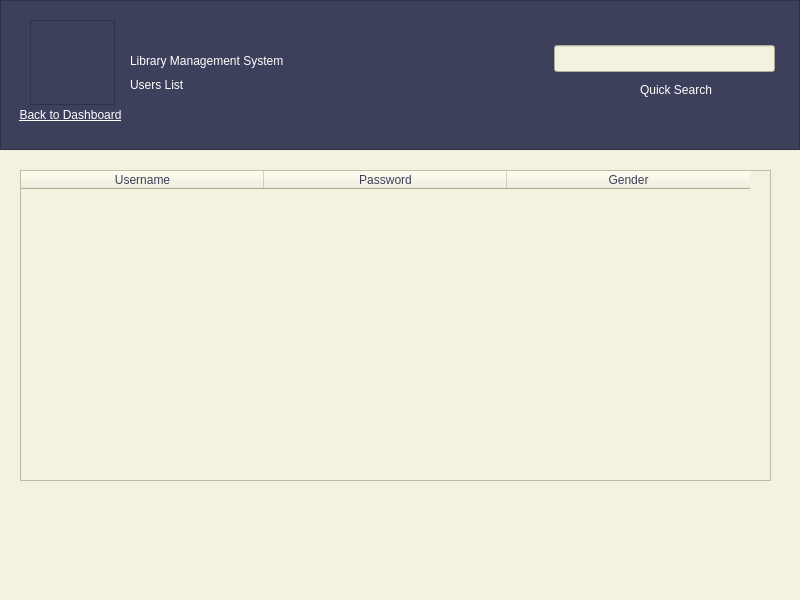
This is edit_user_profile.ui in kianmajl/Library as Qt 5 draws it before an edit. The edited form follows.
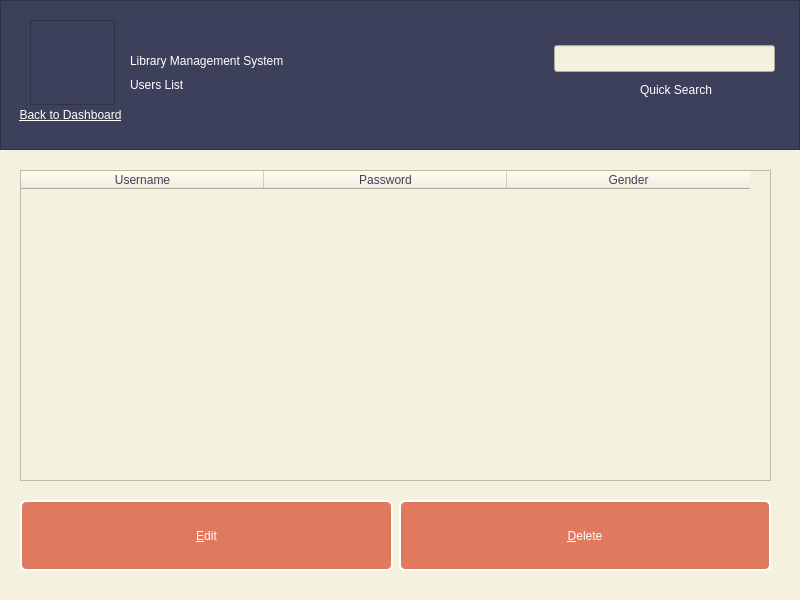
This is the edited form. Icons and pictures are not drawn.

Commit message: Designing New Form : edit_user_data Improvments in Memory usage

What changed in the file:
```diff
--- a/edit_user_profile.ui
+++ b/edit_user_profile.ui
@@ -185,6 +185,44 @@
     </property>
    </column>
   </widget>
+  <widget class="QWidget" name="gridLayoutWidget">
+   <property name="geometry">
+    <rect>
+     <x>20</x>
+     <y>500</y>
+     <width>751</width>
+     <height>71</height>
+    </rect>
+   </property>
+   <layout class="QGridLayout" name="gridLayout">
+    <item row="0" column="1">
+     <widget class="QPushButton" name="pushButton_delete">
+      <property name="sizePolicy">
+       <sizepolicy hsizetype="Expanding" vsizetype="Expanding">
+        <horstretch>0</horstretch>
+        <verstretch>0</verstretch>
+       </sizepolicy>
+      </property>
+      <property name="text">
+       <string>&amp;Delete</string>
+      </property>
+     </widget>
+    </item>
+    <item row="0" column="0">
+     <widget class="QPushButton" name="pushButton_edit">
+      <property name="sizePolicy">
+       <sizepolicy hsizetype="Expanding" vsizetype="Expanding">
+        <horstretch>0</horstretch>
+        <verstretch>0</verstretch>
+       </sizepolicy>
+      </property>
+      <property name="text">
+       <string>&amp;Edit</string>
+      </property>
+     </widget>
+    </item>
+   </layout>
+  </widget>
  </widget>
  <resources>
   <include location="res.qrc"/>
```
Left out of the diff: 6 changed lines with no effect on the pictures. The commit also changes 12 other files.
